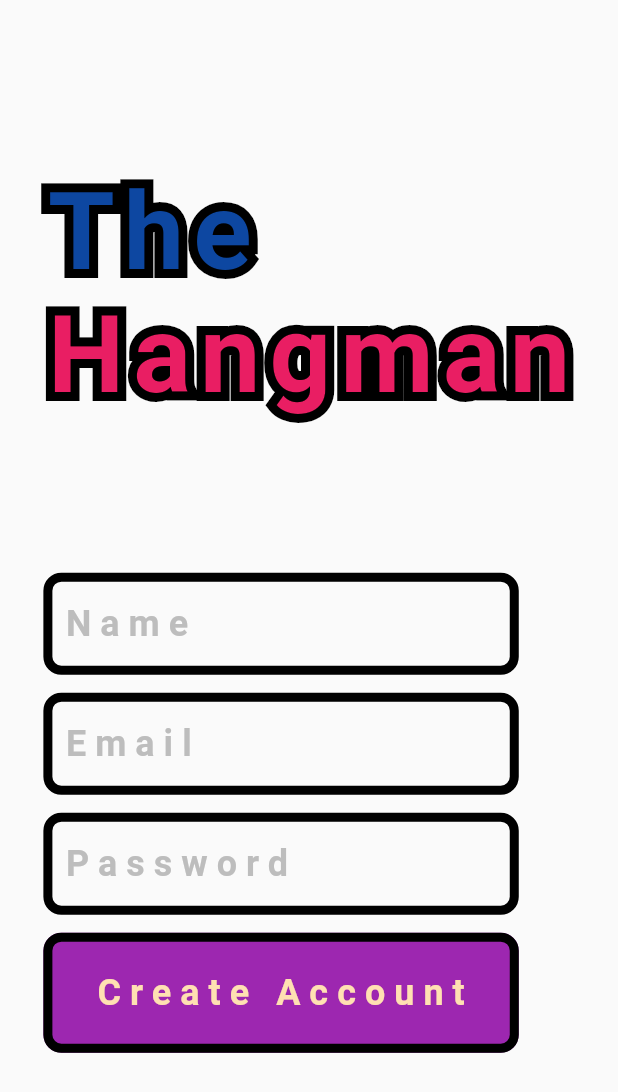
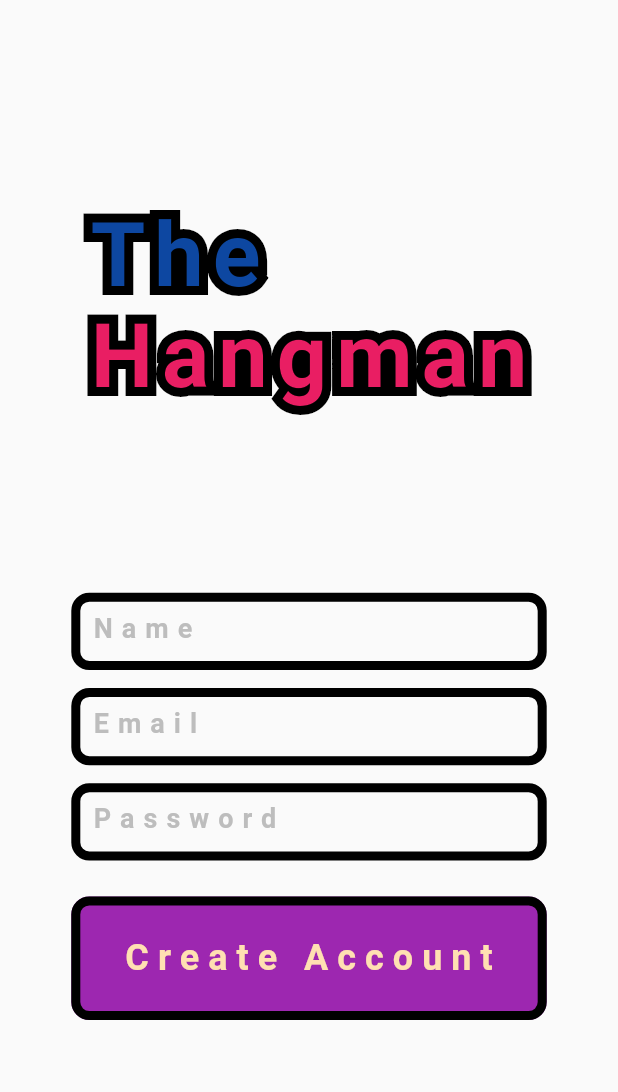
Before and after one commit to MadalinTilmaciu/the_hangman_game, a Flutter app: the screen it shows after launch, after a tap on "Create Account", on a phone screen of 412 x 824 dp. Shown: the top 1092 px of the screen. Run offline on Flutter 3.47's test engine with Material 2 defaults, Android fonts, the phone set to English and light mode, and no system bars; our stand-ins replace cloud_firestore, firebase_auth, firebase_core, flutter_redux, freezed_annotation, google_fonts and 3 more; missing offline and left inert: redux_epics; accounts and stored records are empty.

Commit message:
fix some responsive layout bugs

```diff
--- a/lib/src/presentations/create_account_page.dart
+++ b/lib/src/presentations/create_account_page.dart
@@ -18,6 +18,29 @@ class CreateAccountPage extends StatelessWidget {
   Widget build(BuildContext context) {
     final Size mediaQ = MediaQuery.of(context).size;
 
+    final ButtonStyle buttonStyle = ElevatedButton.styleFrom(
+      shape: RoundedRectangleBorder(
+        borderRadius: BorderRadius.circular(12),
+      ),
+      backgroundColor: const Color(0xFF9D27B0),
+      elevation: 0,
+      side: const BorderSide(width: 6),
+      fixedSize: ResponsiveBreakpoints.of(context).largerOrEqualTo(DESKTOP)
+          ? Size(
+              mediaQ.width / 3,
+              ResponsiveBreakpoints.of(context).largerOrEqualTo(TABLET) ? mediaQ.height / 12 : mediaQ.height / 16,
+            )
+          : ResponsiveBreakpoints.of(context).isTablet
+              ? Size(
+                  mediaQ.width / 2,
+                  ResponsiveBreakpoints.of(context).largerOrEqualTo(TABLET) ? mediaQ.height / 12 : mediaQ.height / 16,
+                )
+              : Size(
+                  mediaQ.width / 1.3,
+                  ResponsiveBreakpoints.of(context).largerOrEqualTo(TABLET) ? mediaQ.height / 12 : mediaQ.height / 10,
+                ),
+    );
+
     return SafeArea(
       child: Scaffold(
         body: Row(
@@ -28,7 +51,9 @@ class CreateAccountPage extends StatelessWidget {
               padding: EdgeInsets.symmetric(vertical: mediaQ.height / 10),
               child: Column(
                 mainAxisAlignment: MainAxisAlignment.spaceAround,
-                crossAxisAlignment: CrossAxisAlignment.start,
+                crossAxisAlignment: ResponsiveBreakpoints.of(context).largerOrEqualTo(TABLET)
+                    ? CrossAxisAlignment.start
+                    : CrossAxisAlignment.center,
                 children: <Widget>[
                   Column(
                     crossAxisAlignment: CrossAxisAlignment.start,
@@ -39,7 +64,9 @@ class CreateAccountPage extends StatelessWidget {
                             'The',
                             style: GoogleFonts.roboto(
                               textStyle: TextStyle(
-                                fontSize: ResponsiveBreakpoints.of(context).largerOrEqualTo(TABLET) ? 128 : 72,
+                                fontSize: ResponsiveBreakpoints.of(context).largerOrEqualTo(DESKTOP)
+                                    ? mediaQ.width / 12
+                                    : mediaQ.width / 7,
                                 height: 1,
                                 letterSpacing: 6,
                                 fontWeight: FontWeight.bold,
@@ -54,7 +81,9 @@ class CreateAccountPage extends StatelessWidget {
                             'The',
                             style: GoogleFonts.roboto(
                               textStyle: TextStyle(
-                                fontSize: ResponsiveBreakpoints.of(context).largerOrEqualTo(TABLET) ? 128 : 72,
+                                fontSize: ResponsiveBreakpoints.of(context).largerOrEqualTo(DESKTOP)
+                                    ? mediaQ.width / 12
+                                    : mediaQ.width / 7,
                                 height: 1,
                                 letterSpacing: 6,
                                 fontWeight: FontWeight.bold,
@@ -70,7 +99,9 @@ class CreateAccountPage extends StatelessWidget {
                             'Hangman',
                             style: GoogleFonts.roboto(
                               textStyle: TextStyle(
-                                fontSize: ResponsiveBreakpoints.of(context).largerOrEqualTo(TABLET) ? 128 : 72,
+                                fontSize: ResponsiveBreakpoints.of(context).largerOrEqualTo(DESKTOP)
+                                    ? mediaQ.width / 12
+                                    : mediaQ.width / 7,
                                 letterSpacing: 6,
                                 fontWeight: FontWeight.bold,
                                 foreground: Paint()
@@ -84,7 +115,9 @@ class CreateAccountPage extends StatelessWidget {
                             'Hangman',
                             style: GoogleFonts.roboto(
                               textStyle: TextStyle(
-                                fontSize: ResponsiveBreakpoints.of(context).largerOrEqualTo(TABLET) ? 128 : 72,
+                                fontSize: ResponsiveBreakpoints.of(context).largerOrEqualTo(DESKTOP)
+                                    ? mediaQ.width / 12
+                                    : mediaQ.width / 7,
                                 letterSpacing: 6,
                                 fontWeight: FontWeight.bold,
                                 color: const Color(0xFFE91E63),
@@ -97,47 +130,55 @@ class CreateAccountPage extends StatelessWidget {
                   ),
                   Column(
                     children: <Widget>[
-                      const SizedBox(height: 24),
+                      if (ResponsiveBreakpoints.of(context).largerOrEqualTo(TABLET)) const SizedBox(height: 12),
                       SizedBox(
                         width: ResponsiveBreakpoints.of(context).largerOrEqualTo(DESKTOP)
-                            ? mediaQ.width / 4
+                            ? mediaQ.width / 3
                             : ResponsiveBreakpoints.of(context).isTablet
                                 ? mediaQ.width / 2
                                 : mediaQ.width / 1.3,
-                        height: ResponsiveBreakpoints.of(context).largerOrEqualTo(TABLET) ? 100 : 80,
+                        height: ResponsiveBreakpoints.of(context).largerOrEqualTo(TABLET)
+                            ? mediaQ.height / 12
+                            : mediaQ.height / 16,
                         child: CustomTextInput(
                           hintText: 'Name',
                           isObscure: false,
                           controller: name,
                         ),
                       ),
+                      const SizedBox(height: 12),
                       SizedBox(
                         width: ResponsiveBreakpoints.of(context).largerOrEqualTo(DESKTOP)
-                            ? mediaQ.width / 4
+                            ? mediaQ.width / 3
                             : ResponsiveBreakpoints.of(context).isTablet
                                 ? mediaQ.width / 2
                                 : mediaQ.width / 1.3,
-                        height: ResponsiveBreakpoints.of(context).largerOrEqualTo(TABLET) ? 100 : 80,
+                        height: ResponsiveBreakpoints.of(context).largerOrEqualTo(TABLET)
+                            ? mediaQ.height / 12
+                            : mediaQ.height / 16,
                         child: CustomTextInput(
                           hintText: 'Email',
                           isObscure: false,
                           controller: email,
                         ),
                       ),
+                      const SizedBox(height: 12),
                       SizedBox(
                         width: ResponsiveBreakpoints.of(context).largerOrEqualTo(DESKTOP)
-                            ? mediaQ.width / 4
+                            ? mediaQ.width / 3
                             : ResponsiveBreakpoints.of(context).isTablet
                                 ? mediaQ.width / 2
                                 : mediaQ.width / 1.3,
-                        height: ResponsiveBreakpoints.of(context).largerOrEqualTo(TABLET) ? 100 : 80,
+                        height: ResponsiveBreakpoints.of(context).largerOrEqualTo(TABLET)
+                            ? mediaQ.height / 12
+                            : mediaQ.height / 16,
                         child: CustomTextInput(
                           hintText: 'Password',
                           isObscure: true,
                           controller: password,
                         ),
                       ),
-                      if (ResponsiveBreakpoints.of(context).largerOrEqualTo(DESKTOP)) const SizedBox(height: 48),
+                      const SizedBox(height: 24),
                       ElevatedButton(
                         onPressed: () {
                           StoreProvider.of<GameState>(context).dispatch(
@@ -148,27 +189,20 @@ class CreateAccountPage extends StatelessWidget {
                             ),
                           );
                         },
-                        style: ElevatedButton.styleFrom(
-                          shape: RoundedRectangleBorder(
-                            borderRadius: BorderRadius.circular(12),
-                          ),
-                          backgroundColor: const Color(0xFF9D27B0),
-                          elevation: 0,
-                          side: const BorderSide(width: 6),
-                          fixedSize: ResponsiveBreakpoints.of(context).largerOrEqualTo(DESKTOP)
-                              ? Size(mediaQ.width / 4, 100)
-                              : ResponsiveBreakpoints.of(context).isTablet
-                                  ? Size(mediaQ.width / 2, 100)
-                                  : Size(mediaQ.width / 1.3, 80),
-                        ),
+                        style: buttonStyle,
                         child: Text(
                           'Create Account',
                           style: GoogleFonts.roboto(
                             textStyle: TextStyle(
-                              fontSize: ResponsiveBreakpoints.of(context).largerOrEqualTo(TABLET) ? 36 : 24,
+                              fontSize: ResponsiveBreakpoints.of(context).largerOrEqualTo(DESKTOP)
+                                  ? 36
+                                  : ResponsiveBreakpoints.of(context).isTablet
+                                      ? 32
+                                      : 24,
                               letterSpacing: 6,
                               fontWeight: FontWeight.bold,
                               color: const Color(0xFFFFE0B2),
+                              overflow: TextOverflow.ellipsis,
                             ),
                           ),
                         ),
@@ -183,13 +217,13 @@ class CreateAccountPage extends StatelessWidget {
                 children: <Widget>[
                   Image.asset(
                     'assets/partial_rope.png',
-                    scale: ResponsiveBreakpoints.of(context).smallerOrEqualTo(TABLET) ? 1.15 : 1,
+                    scale: ResponsiveBreakpoints.of(context).smallerOrEqualTo(TABLET) ? 1.5 : 1.15,
                   ),
                   Transform.translate(
                     offset: const Offset(0, -32),
                     child: Image.asset(
                       'assets/hangman.png',
-                      scale: ResponsiveBreakpoints.of(context).smallerOrEqualTo(TABLET) ? 1.15 : 1,
+                      scale: ResponsiveBreakpoints.of(context).smallerOrEqualTo(TABLET) ? 1.5 : 1.15,
                     ),
                   ),
                 ],
--- a/lib/src/presentations/home_page.dart
+++ b/lib/src/presentations/home_page.dart
@@ -12,6 +12,31 @@ class HomePage extends StatelessWidget {
   Widget build(BuildContext context) {
     final Size mediaQ = MediaQuery.of(context).size;
 
+    ButtonStyle getButtonStyle(Color color) {
+      return ElevatedButton.styleFrom(
+        shape: RoundedRectangleBorder(
+          borderRadius: BorderRadius.circular(12),
+        ),
+        backgroundColor: color,
+        elevation: 0,
+        side: const BorderSide(width: 6),
+        fixedSize: ResponsiveBreakpoints.of(context).largerOrEqualTo(DESKTOP)
+            ? Size(
+                mediaQ.width / 3,
+                ResponsiveBreakpoints.of(context).largerOrEqualTo(TABLET) ? mediaQ.height / 12 : mediaQ.height / 16,
+              )
+            : ResponsiveBreakpoints.of(context).isTablet
+                ? Size(
+                    mediaQ.width / 2,
+                    ResponsiveBreakpoints.of(context).largerOrEqualTo(TABLET) ? mediaQ.height / 12 : mediaQ.height / 16,
+                  )
+                : Size(
+                    mediaQ.width / 1.3,
+                    ResponsiveBreakpoints.of(context).largerOrEqualTo(TABLET) ? mediaQ.height / 12 : mediaQ.height / 10,
+                  ),
+      );
+    }
+
     return SafeArea(
       child: Scaffold(
         body: Row(
@@ -22,7 +47,9 @@ class HomePage extends StatelessWidget {
               padding: EdgeInsets.symmetric(vertical: mediaQ.height / 6),
               child: Column(
                 mainAxisAlignment: MainAxisAlignment.spaceAround,
-                crossAxisAlignment: CrossAxisAlignment.start,
+                crossAxisAlignment: ResponsiveBreakpoints.of(context).largerOrEqualTo(TABLET)
+                    ? CrossAxisAlignment.start
+                    : CrossAxisAlignment.center,
                 children: <Widget>[
                   Column(
                     crossAxisAlignment: CrossAxisAlignment.start,
@@ -33,7 +60,9 @@ class HomePage extends StatelessWidget {
                             'The',
                             style: GoogleFonts.roboto(
                               textStyle: TextStyle(
-                                fontSize: ResponsiveBreakpoints.of(context).largerOrEqualTo(TABLET) ? 128 : 72,
+                                fontSize: ResponsiveBreakpoints.of(context).largerOrEqualTo(DESKTOP)
+                                    ? mediaQ.width / 12
+                                    : mediaQ.width / 7,
                                 height: 1,
                                 letterSpacing: 6,
                                 fontWeight: FontWeight.bold,
@@ -48,7 +77,9 @@ class HomePage extends StatelessWidget {
                             'The',
                             style: GoogleFonts.roboto(
                               textStyle: TextStyle(
-                                fontSize: ResponsiveBreakpoints.of(context).largerOrEqualTo(TABLET) ? 128 : 72,
+                                fontSize: ResponsiveBreakpoints.of(context).largerOrEqualTo(DESKTOP)
+                                    ? mediaQ.width / 12
+                                    : mediaQ.width / 7,
                                 height: 1,
                                 letterSpacing: 6,
                                 fontWeight: FontWeight.bold,
@@ -64,7 +95,9 @@ class HomePage extends StatelessWidget {
                             'Hangman',
                             style: GoogleFonts.roboto(
                               textStyle: TextStyle(
-                                fontSize: ResponsiveBreakpoints.of(context).largerOrEqualTo(TABLET) ? 128 : 72,
+                                fontSize: ResponsiveBreakpoints.of(context).largerOrEqualTo(DESKTOP)
+                                    ? mediaQ.width / 12
+                                    : mediaQ.width / 7,
                                 letterSpacing: 6,
                                 fontWeight: FontWeight.bold,
                                 foreground: Paint()
@@ -78,7 +111,9 @@ class HomePage extends StatelessWidget {
                             'Hangman',
                             style: GoogleFonts.roboto(
                               textStyle: TextStyle(
-                                fontSize: ResponsiveBreakpoints.of(context).largerOrEqualTo(TABLET) ? 128 : 72,
+                                fontSize: ResponsiveBreakpoints.of(context).largerOrEqualTo(DESKTOP)
+                                    ? mediaQ.width / 12
+                                    : mediaQ.width / 7,
                                 letterSpacing: 6,
                                 fontWeight: FontWeight.bold,
                                 color: const Color(0xFFE91E63),
@@ -100,19 +135,7 @@ class HomePage extends StatelessWidget {
                             ),
                           );
                         },
-                        style: ElevatedButton.styleFrom(
-                          shape: RoundedRectangleBorder(
-                            borderRadius: BorderRadius.circular(12),
-                          ),
-                          backgroundColor: const Color(0xFF9D27B0),
-                          elevation: 0,
-                          side: const BorderSide(width: 6),
-                          fixedSize: ResponsiveBreakpoints.of(context).largerOrEqualTo(DESKTOP)
-                              ? Size(mediaQ.width / 4, 100)
-                              : ResponsiveBreakpoints.of(context).isTablet
-                                  ? Size(mediaQ.width / 2, 100)
-                                  : Size(mediaQ.width / 1.3, 100),
-                        ),
+                        style: getButtonStyle(const Color(0xFF9D27B0)),
                         child: Text(
                           'Create Account',
                           style: GoogleFonts.roboto(
@@ -121,6 +144,7 @@ class HomePage extends StatelessWidget {
                               letterSpacing: 6,
                               fontWeight: FontWeight.bold,
                               color: const Color(0xFFFFE0B2),
+                              overflow: TextOverflow.ellipsis,
                             ),
                           ),
                         ),
@@ -131,23 +155,11 @@ class HomePage extends StatelessWidget {
                           Navigator.push(
                             context,
                             MaterialPageRoute<dynamic>(
-                              builder: (BuildContext context) => const LoginPage(),
+                              builder: (BuildContext context) => LoginPage(),
                             ),
                           );
                         },
-                        style: ElevatedButton.styleFrom(
-                          shape: RoundedRectangleBorder(
-                            borderRadius: BorderRadius.circular(12),
-                          ),
-                          backgroundColor: Colors.white,
-                          elevation: 0,
-                          side: const BorderSide(width: 6),
-                          fixedSize: ResponsiveBreakpoints.of(context).largerOrEqualTo(DESKTOP)
-                              ? Size(mediaQ.width / 4, 100)
-                              : ResponsiveBreakpoints.of(context).isTablet
-                                  ? Size(mediaQ.width / 2, 100)
-                                  : Size(mediaQ.width / 1.3, 100),
-                        ),
+                        style: getButtonStyle(Colors.white),
                         child: Text(
                           'Login',
                           style: GoogleFonts.roboto(
@@ -156,6 +168,7 @@ class HomePage extends StatelessWidget {
                               letterSpacing: 6,
                               fontWeight: FontWeight.bold,
                               color: Colors.black,
+                              overflow: TextOverflow.ellipsis,
                             ),
                           ),
                         ),
@@ -170,13 +183,13 @@ class HomePage extends StatelessWidget {
                 children: <Widget>[
                   Image.asset(
                     'assets/partial_rope.png',
-                    scale: ResponsiveBreakpoints.of(context).smallerOrEqualTo(TABLET) ? 1.15 : 1,
+                    scale: ResponsiveBreakpoints.of(context).smallerOrEqualTo(TABLET) ? 1.5 : 1.15,
                   ),
                   Transform.translate(
                     offset: const Offset(0, -32),
                     child: Image.asset(
                       'assets/hangman.png',
-                      scale: ResponsiveBreakpoints.of(context).smallerOrEqualTo(TABLET) ? 1.15 : 1,
+                      scale: ResponsiveBreakpoints.of(context).smallerOrEqualTo(TABLET) ? 1.5 : 1.15,
                     ),
                   ),
                 ],
--- a/lib/src/widgets/text_input.dart
+++ b/lib/src/widgets/text_input.dart
@@ -21,17 +21,29 @@ class CustomTextInput extends StatelessWidget {
       controller: controller,
       obscureText: isObscure,
       style: TextStyle(
-        fontSize: ResponsiveBreakpoints.of(context).largerOrEqualTo(TABLET) ? 36 : 24,
+        fontSize: ResponsiveBreakpoints.of(context).largerThan(TABLET)
+            ? 36
+            : ResponsiveBreakpoints.of(context).isTablet
+                ? 24
+                : 18,
         letterSpacing: 6,
         fontWeight: FontWeight.bold,
         color: Colors.black,
       ),
-      cursorHeight: ResponsiveBreakpoints.of(context).largerOrEqualTo(TABLET) ? 36 : 24,
+      cursorHeight: ResponsiveBreakpoints.of(context).largerThan(TABLET)
+          ? 36
+          : ResponsiveBreakpoints.of(context).isTablet
+              ? 24
+              : 18,
       decoration: InputDecoration(
         hintText: hintText,
         hintStyle: GoogleFonts.roboto(
           textStyle: TextStyle(
-            fontSize: ResponsiveBreakpoints.of(context).largerOrEqualTo(TABLET) ? 36 : 24,
+            fontSize: ResponsiveBreakpoints.of(context).largerThan(TABLET)
+                ? 36
+                : ResponsiveBreakpoints.of(context).isTablet
+                    ? 24
+                    : 18,
             letterSpacing: 6,
             fontWeight: FontWeight.bold,
             color: Colors.grey[400],
```
Also changed, not shown: lib/src/presentations/game_page.dart (+48 -46 lines), lib/src/presentations/leaderboard.dart (+39 -28 lines), lib/src/presentations/login_page.dart (+55 -28 lines).
